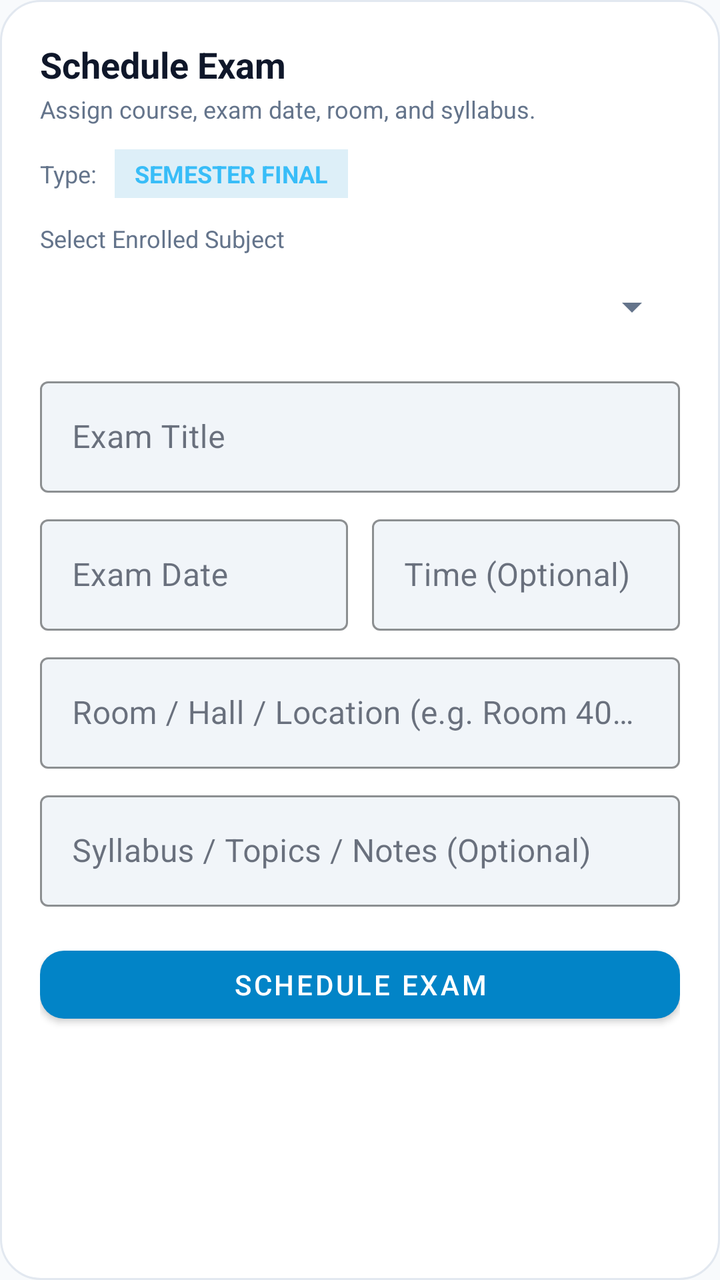
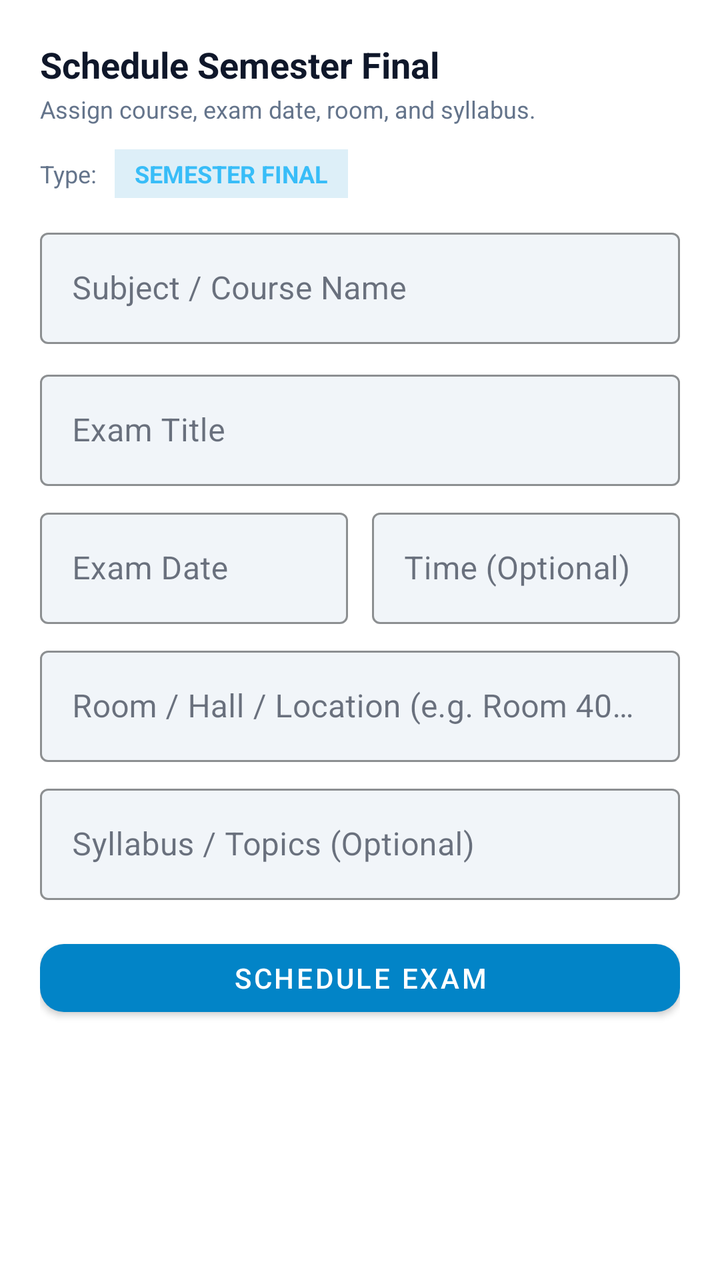

An Android layout rendered at two revisions. The XML below is the earlier revision; the diff shows what the commit changed to produce the second picture.
<!-- AndroidManifest.xml: application theme Theme.LifeSync -->
<!-- res/layout/dialog_add_exam.xml -->
<?xml version="1.0" encoding="utf-8"?>
<LinearLayout xmlns:android="http://schemas.android.com/apk/res/android"
    xmlns:app="http://schemas.android.com/apk/res-auto"
    android:layout_width="match_parent"
    android:layout_height="wrap_content"
    android:background="@drawable/bg_dialog_glass"
    android:orientation="vertical"
    android:padding="20dp">

    <TextView
        android:id="@+id/tvExamDialogTitle"
        android:layout_width="wrap_content"
        android:layout_height="wrap_content"
        android:text="Schedule Exam"
        android:textColor="@color/text_primary"
        android:textSize="18sp"
        android:textStyle="bold" />

    <TextView
        android:id="@+id/tvExamDialogSubtitle"
        android:layout_width="wrap_content"
        android:layout_height="wrap_content"
        android:layout_marginTop="2dp"
        android:text="Assign course, exam date, room, and syllabus."
        android:textColor="@color/text_secondary"
        android:textSize="12sp" />

    
    <LinearLayout
        android:layout_width="match_parent"
        android:layout_height="wrap_content"
        android:layout_marginTop="12dp"
        android:gravity="center_vertical"
        android:orientation="horizontal">

        <TextView
            android:layout_width="wrap_content"
            android:layout_height="wrap_content"
            android:text="Type: "
            android:textColor="@color/text_secondary"
            android:textSize="12sp" />

        <TextView
            android:id="@+id/tvExamTypeBadge"
            android:layout_width="wrap_content"
            android:layout_height="wrap_content"
            android:layout_marginStart="6dp"
            android:background="#220284C7"
            android:paddingHorizontal="10dp"
            android:paddingVertical="4dp"
            android:text="SEMESTER FINAL"
            android:textColor="#38BDF8"
            android:textSize="12sp"
            android:textStyle="bold" />
    </LinearLayout>

    
    <TextView
        android:layout_width="wrap_content"
        android:layout_height="wrap_content"
        android:layout_marginTop="12dp"
        android:text="Select Enrolled Subject"
        android:textColor="@color/text_secondary"
        android:textSize="12sp" />

    <Spinner
        android:id="@+id/spExamSubject"
        android:layout_width="match_parent"
        android:layout_height="44dp"
        android:layout_marginTop="4dp" />

    
    <com.google.android.material.textfield.TextInputLayout
        android:id="@+id/tilExamTitle"
        style="@style/Widget.MaterialComponents.TextInputLayout.OutlinedBox"
        android:layout_width="match_parent"
        android:layout_height="wrap_content"
        android:layout_marginTop="10dp"
        app:boxBackgroundColor="@color/surface_variant"
        app:boxStrokeColor="@color/card_stroke_bright"
        android:hint="Exam Title">

        <com.google.android.material.textfield.TextInputEditText
            android:id="@+id/etExamTitle"
            android:layout_width="match_parent"
            android:layout_height="wrap_content"
            android:textColor="?attr/colorOnSurface"
            android:textColorHint="?android:attr/textColorSecondary" />
    </com.google.android.material.textfield.TextInputLayout>

    
    <LinearLayout
        android:layout_width="match_parent"
        android:layout_height="wrap_content"
        android:layout_marginTop="8dp"
        android:orientation="horizontal">

        <com.google.android.material.textfield.TextInputLayout
            style="@style/Widget.MaterialComponents.TextInputLayout.OutlinedBox"
            android:layout_width="0dp"
            android:layout_height="wrap_content"
            android:layout_marginEnd="6dp"
            android:layout_weight="1"
            app:boxBackgroundColor="@color/surface_variant"
            app:boxStrokeColor="@color/card_stroke_bright"
            android:hint="Exam Date">

            <com.google.android.material.textfield.TextInputEditText
                android:id="@+id/etExamDate"
                android:layout_width="match_parent"
                android:layout_height="wrap_content"
                android:cursorVisible="false"
                android:focusable="false"
                android:textColor="?attr/colorOnSurface"
                android:textColorHint="?android:attr/textColorSecondary" />
        </com.google.android.material.textfield.TextInputLayout>

        <com.google.android.material.textfield.TextInputLayout
            style="@style/Widget.MaterialComponents.TextInputLayout.OutlinedBox"
            android:layout_width="0dp"
            android:layout_height="wrap_content"
            android:layout_marginStart="6dp"
            android:layout_weight="1"
            app:boxBackgroundColor="@color/surface_variant"
            app:boxStrokeColor="@color/card_stroke_bright"
            android:hint="Time (Optional)">

            <com.google.android.material.textfield.TextInputEditText
                android:id="@+id/etExamTime"
                android:layout_width="match_parent"
                android:layout_height="wrap_content"
                android:cursorVisible="false"
                android:focusable="false"
                android:textColor="?attr/colorOnSurface"
                android:textColorHint="?android:attr/textColorSecondary" />
        </com.google.android.material.textfield.TextInputLayout>
    </LinearLayout>

    
    <com.google.android.material.textfield.TextInputLayout
        style="@style/Widget.MaterialComponents.TextInputLayout.OutlinedBox"
        android:layout_width="match_parent"
        android:layout_height="wrap_content"
        android:layout_marginTop="8dp"
        app:boxBackgroundColor="@color/surface_variant"
        app:boxStrokeColor="@color/card_stroke_bright"
        android:hint="Room / Hall / Location (e.g. Room 402, Main Aud)">

        <com.google.android.material.textfield.TextInputEditText
            android:id="@+id/etExamRoom"
            android:layout_width="match_parent"
            android:layout_height="wrap_content"
            android:textColor="?attr/colorOnSurface"
            android:textColorHint="?android:attr/textColorSecondary" />
    </com.google.android.material.textfield.TextInputLayout>

    
    <com.google.android.material.textfield.TextInputLayout
        style="@style/Widget.MaterialComponents.TextInputLayout.OutlinedBox"
        android:layout_width="match_parent"
        android:layout_height="wrap_content"
        android:layout_marginTop="8dp"
        app:boxBackgroundColor="@color/surface_variant"
        app:boxStrokeColor="@color/card_stroke_bright"
        android:hint="Syllabus / Topics / Notes (Optional)">

        <com.google.android.material.textfield.TextInputEditText
            android:id="@+id/etExamNotes"
            android:layout_width="match_parent"
            android:layout_height="wrap_content"
            android:textColor="?attr/colorOnSurface"
            android:textColorHint="?android:attr/textColorSecondary" />
    </com.google.android.material.textfield.TextInputLayout>

    <com.google.android.material.button.MaterialButton
        android:id="@+id/btnSaveExam"
        android:layout_width="match_parent"
        android:layout_height="46dp"
        android:layout_marginTop="16dp"
        android:text="Schedule Exam"
        app:cornerRadius="12dp" />

</LinearLayout>
<!-- resources referenced by this layout -->
<resources>
  <color name="card_stroke_bright">#CBD5E1</color>
  <color name="surface_variant">#F1F5F9</color>
  <color name="text_primary">#0F172A</color>
  <color name="text_secondary">#64748B</color>
  <!-- drawable bg_dialog_glass (drawable) -->
  <?xml version="1.0" encoding="utf-8"?>
  <shape xmlns:android="http://schemas.android.com/apk/res/android"
      android:shape="rectangle">
      <corners android:radius="20dp" />
      <solid android:color="@color/surface" />
      <stroke
          android:width="1dp"
          android:color="@color/card_stroke" />
  </shape>
  <style name="Theme.LifeSync" parent="Theme.MaterialComponents.DayNight.NoActionBar">
          <item name="colorPrimary">@color/primary</item>
          <item name="colorPrimaryVariant">@color/primary_variant</item>
          <item name="colorOnPrimary">@color/on_primary</item>
          <item name="colorSecondary">@color/secondary</item>
          <item name="colorSecondaryVariant">@color/secondary_variant</item>
          <item name="colorOnSecondary">@color/on_secondary</item>
          <item name="colorSurface">@color/surface</item>
          <item name="colorOnSurface">@color/text_primary</item>
          <item name="colorOnBackground">@color/text_primary</item>
          <item name="colorOnSurfaceVariant">@color/text_secondary</item>
          <item name="colorOutline">@color/text_secondary</item>
          <item name="android:colorBackground">@color/background</item>
          <item name="android:windowBackground">@color/background</item>
          <item name="android:textColorPrimary">@color/text_primary</item>
          <item name="android:textColorSecondary">@color/text_secondary</item>
          <item name="android:statusBarColor">@color/background</item>
          <item name="android:windowLightStatusBar">true</item>
          <item name="android:navigationBarColor">@color/background</item>
          <item name="materialCardViewStyle">@style/CardElevationRounded</item>
          <item name="android:textViewStyle">@style/DuoRhythmTextView</item>
          <item name="android:editTextStyle">@style/DuoRhythmEditText</item>
          <item name="editTextStyle">@style/DuoRhythmEditText</item>
      </style>
  <color name="surface">#FFFFFF</color>
  <color name="card_stroke">#E2E8F0</color>
  <color name="primary">#0284C7</color>
  <color name="primary_variant">#0369A1</color>
  <color name="on_primary">#FFFFFF</color>
  <color name="secondary">#7C3AED</color>
  <color name="secondary_variant">#6D28D9</color>
  <color name="on_secondary">#FFFFFF</color>
  <color name="background">#F8FAFC</color>
  <style name="CardElevationRounded" parent="Widget.MaterialComponents.CardView">
          <item name="cardCornerRadius">22dp</item>
          <item name="cardElevation">2dp</item>
          <item name="strokeWidth">1dp</item>
          <item name="strokeColor">@color/card_stroke</item>
          <item name="cardBackgroundColor">@color/surface_card</item>
      </style>
  <style name="DuoRhythmTextView" parent="android:Widget.TextView">
          <item name="android:lineSpacingExtra">2dp</item>
          <item name="android:fontFamily">sans-serif</item>
          <item name="android:includeFontPadding">true</item>
      </style>
  <style name="DuoRhythmEditText" parent="android:Widget.EditText">
          <item name="android:lineSpacingExtra">2dp</item>
          <item name="android:fontFamily">sans-serif</item>
          <item name="android:includeFontPadding">true</item>
          <item name="android:textColor">@color/text_primary</item>
          <item name="android:textColorHint">@color/text_secondary</item>
      </style>
  <color name="surface_card">#FFFFFF</color>
</resources>

<!-- the commit's change to res/layout/dialog_add_exam.xml (unified diff, before → after) -->
@@ -3,7 +3,8 @@
     xmlns:app="http://schemas.android.com/apk/res-auto"
     android:layout_width="match_parent"
     android:layout_height="wrap_content"
-    android:background="@drawable/bg_dialog_glass"
+    android:background="?attr/colorSurface"
+    android:elevation="8dp"
     android:orientation="vertical"
     android:padding="20dp">
 
@@ -11,7 +12,7 @@
         android:id="@+id/tvExamDialogTitle"
         android:layout_width="wrap_content"
         android:layout_height="wrap_content"
-        android:text="Schedule Exam"
+        android:text="Schedule Semester Final"
         android:textColor="@color/text_primary"
         android:textSize="18sp"
         android:textStyle="bold" />
@@ -55,19 +56,23 @@
     </LinearLayout>
 
     
-    <TextView
-        android:layout_width="wrap_content"
+    <com.google.android.material.textfield.TextInputLayout
+        android:id="@+id/tilExamSubject"
+        style="@style/Widget.MaterialComponents.TextInputLayout.OutlinedBox"
+        android:layout_width="match_parent"
         android:layout_height="wrap_content"
         android:layout_marginTop="12dp"
-        android:text="Select Enrolled Subject"
-        android:textColor="@color/text_secondary"
-        android:textSize="12sp" />
+        app:boxBackgroundColor="@color/surface_variant"
+        app:boxStrokeColor="@color/card_stroke_bright"
+        android:hint="Subject / Course Name">
 
-    <Spinner
-        android:id="@+id/spExamSubject"
-        android:layout_width="match_parent"
-        android:layout_height="44dp"
-        android:layout_marginTop="4dp" />
+        <com.google.android.material.textfield.TextInputEditText
+            android:id="@+id/etExamSubject"
+            android:layout_width="match_parent"
+            android:layout_height="wrap_content"
+            android:textColor="?attr/colorOnSurface"
+            android:textColorHint="?android:attr/textColorSecondary" />
+    </com.google.android.material.textfield.TextInputLayout>
 
     
     <com.google.android.material.textfield.TextInputLayout
@@ -162,10 +167,10 @@
         android:layout_marginTop="8dp"
         app:boxBackgroundColor="@color/surface_variant"
         app:boxStrokeColor="@color/card_stroke_bright"
-        android:hint="Syllabus / Topics / Notes (Optional)">
+        android:hint="Syllabus / Topics (Optional)">
 
         <com.google.android.material.textfield.TextInputEditText
-            android:id="@+id/etExamNotes"
+            android:id="@+id/etExamTopics"
             android:layout_width="match_parent"
             android:layout_height="wrap_content"
             android:textColor="?attr/colorOnSurface"
<!-- resource entries referenced after the edit -->
@@ -4,16 +4,6 @@
   <color name="surface_variant">#F1F5F9</color>
   <color name="text_primary">#0F172A</color>
   <color name="text_secondary">#64748B</color>
-  <!-- drawable bg_dialog_glass (drawable) -->
-  <?xml version="1.0" encoding="utf-8"?>
-  <shape xmlns:android="http://schemas.android.com/apk/res/android"
-      android:shape="rectangle">
-      <corners android:radius="20dp" />
-      <solid android:color="@color/surface" />
-      <stroke
-          android:width="1dp"
-          android:color="@color/card_stroke" />
-  </shape>
   <style name="Theme.LifeSync" parent="Theme.MaterialComponents.DayNight.NoActionBar">
           <item name="colorPrimary">@color/primary</item>
           <item name="colorPrimaryVariant">@color/primary_variant</item>
